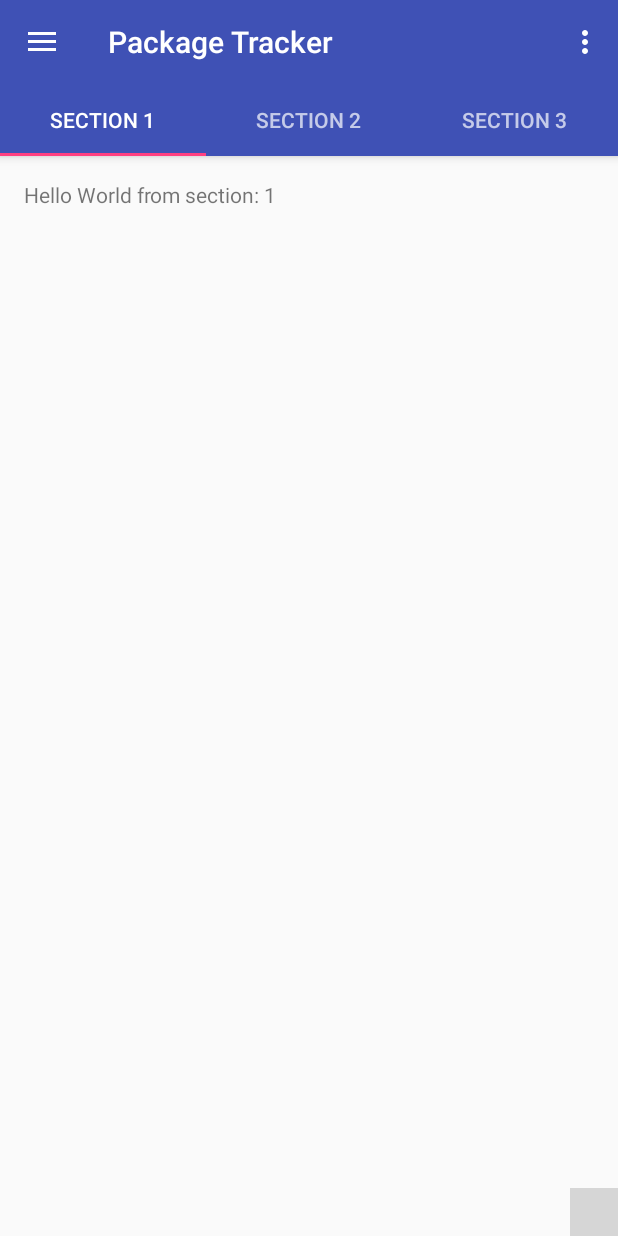
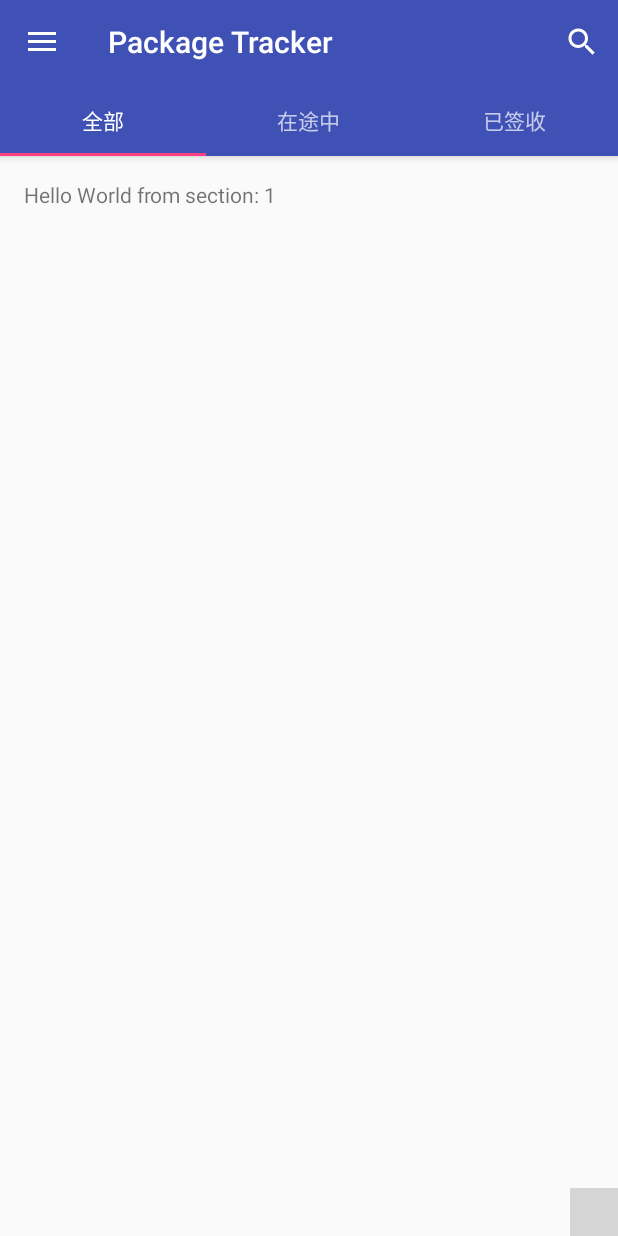
Before and after one commit to enihsyou/PackageTracker, an Android app: the screen it shows after launch (MainActivity), on a phone screen of 412 x 824 dp. Run offline under Robolectric (Android 15) with nearby library versions, the light colour scheme and no system bars; libraries missing offline, so code that uses them is left out: io.github.yavski.fabspeeddial; plain views replace FabSpeedDial; 2 statements that could not run were skipped; grey boxes are pictures that could not be loaded.

Commit message:
添加搜索框，添加测试服务器模块

```diff
--- a/app/build.gradle
+++ b/app/build.gradle
@@ -37,4 +37,7 @@ dependencies {
     compile 'com.squareup.okhttp3:okhttp:3.5.0'
     compile 'io.github.yavski:fab-speed-dial:1.0.6'
     testCompile 'junit:junit:4.12'
+    compile 'jp.wasabeef:recyclerview-animators:2.2.5'
+    compile 'com.github.florent37:materialtextfield:1.0.5'
+    compile 'com.getkeepsafe.taptargetview:taptargetview:1.6.0'
 }
--- a/app/src/main/AndroidManifest.xml
+++ b/app/src/main/AndroidManifest.xml
@@ -12,7 +12,8 @@
         <activity
             android:name=".MainActivity"
             android:label="@string/app_name"
-          android:theme="@style/AppTheme.NoActionBar">
+            android:theme="@style/AppTheme.NoActionBar"
+            android:windowSoftInputMode="adjustResize">
             <intent-filter>
                 <action android:name="android.intent.action.MAIN" />
 
--- a/app/src/main/java/com/enihsyou/shane/packagetracker/MainActivity.java
+++ b/app/src/main/java/com/enihsyou/shane/packagetracker/MainActivity.java
@@ -9,6 +9,7 @@ import android.support.design.widget.TabLayout;
 import android.support.v4.view.GravityCompat;
 import android.support.v4.view.ViewPager;
 import android.support.v4.widget.DrawerLayout;
+import android.support.v7.app.ActionBar;
 import android.support.v7.app.ActionBarDrawerToggle;
 import android.support.v7.app.AppCompatActivity;
 import android.support.v7.widget.Toolbar;
@@ -41,7 +42,8 @@ public class MainActivity extends AppCompatActivity
         mNavigationView = (NavigationView) findViewById(R.id.nav_view);
 
         setSupportActionBar(mToolbar); //顺序错误会导致点击左上角按钮失效
-        // getSupportActionBar().setDisplayHomeAsUpEnabled(true);
+        ActionBar supportActionBar = getSupportActionBar();
+        if (supportActionBar != null) supportActionBar.setDisplayHomeAsUpEnabled(true);
 
         /*创建3个滑动页面的适配器，并设置上去*/
         mSectionsPagerAdapter = new SectionsPagerAdapter(getSupportFragmentManager());
@@ -85,23 +87,8 @@ public class MainActivity extends AppCompatActivity
     @Override
     public boolean onCreateOptionsMenu(Menu menu) {
         // Inflate the menu; this adds items to the action bar if it is present.
-        getMenuInflater().inflate(R.menu.main_option_list, menu);
+        getMenuInflater().inflate(R.menu.menu_main_search, menu);
         return true;
-    }
-
-    @Override
-    public boolean onOptionsItemSelected(MenuItem item) {
-        /*右上角的选项栏*/
-        // Handle action bar item clicks here. The action bar will
-        // automatically handle clicks on the Home/Up button, so long
-        // as you specify a parent activity in AndroidManifest.xml.
-        switch (item.getItemId()) {
-            case R.id.action_settings:        //noinspection SimplifiableIfStatement
-                startActivity(new Intent(this, SettingsActivity.class));
-                return true;
-            default:
-                return super.onOptionsItemSelected(item);
-        }
     }
 
     @SuppressWarnings("StatementWithEmptyBody")
--- a/app/src/main/java/com/enihsyou/shane/packagetracker/SectionsPagerAdapter.java
+++ b/app/src/main/java/com/enihsyou/shane/packagetracker/SectionsPagerAdapter.java
@@ -32,11 +32,11 @@ public class SectionsPagerAdapter extends FragmentPagerAdapter {
     public CharSequence getPageTitle(int position) {
         switch (position) {
             case 0:
-                return "SECTION 1";
+                return "全部";
             case 1:
-                return "SECTION 2";
+                return "在途中";
             case 2:
-                return "SECTION 3";
+                return "已签收";
         }
         return null;
     }
--- a/app/src/main/res/layout/app_bar_main.xml
+++ b/app/src/main/res/layout/app_bar_main.xml
@@ -19,6 +19,7 @@
             android:layout_height="?attr/actionBarSize"
             android:background="?attr/colorPrimary"
             app:popupTheme="@style/AppTheme.PopupOverlay" />
+
         <android.support.design.widget.TabLayout
             android:id="@+id/tabs"
             android:layout_width="match_parent"
@@ -38,10 +39,12 @@
         android:layout_width="wrap_content"
         android:layout_height="wrap_content"
         android:layout_gravity="bottom|end"
+        android:translationZ="@dimen/fab_translation_z"
         app:fabGravity="bottom_end"
         app:fabMenu="@menu/menu_fab_speed_dial"
         app:miniFabBackgroundTint="@android:color/white"
         app:miniFabDrawableTint="?attr/colorPrimaryDark"
-        app:miniFabTitleTextColor="?attr/colorPrimaryDark" />
+        app:miniFabTitleTextColor="?attr/colorPrimaryDark"
+        app:srcCompat="@drawable/ic_add" />
 
 </android.support.design.widget.CoordinatorLayout>
--- a/app/src/main/res/menu/main_option_list.xml
+++ /dev/null
@@ -1,9 +0,0 @@
-<?xml version="1.0" encoding="utf-8"?>
-<menu xmlns:android="http://schemas.android.com/apk/res/android"
-  xmlns:app="http://schemas.android.com/apk/res-auto">
-    <item
-      android:id="@+id/action_settings"
-      android:orderInCategory="100"
-      android:title="@string/action_settings"
-      app:showAsAction="never" />
-</menu>
--- a/app/src/main/res/menu/menu_fab_speed_dial.xml
+++ b/app/src/main/res/menu/menu_fab_speed_dial.xml
@@ -1,15 +1,15 @@
 <?xml version="1.0" encoding="utf-8"?>
 <menu xmlns:android="http://schemas.android.com/apk/res/android">
     <item
-        android:id="@+id/action_call"
+        android:id="@+id/action_chop_hands"
         android:icon="@android:drawable/ic_menu_add"
-        android:title="@string/send_package" />
+        android:title="@string/buy_buy_buy" />
     <item
-        android:id="@+id/action_text"
+        android:id="@+id/action_receive_package"
         android:icon="@android:drawable/ic_delete"
         android:title="@string/receive_package" />
     <item
-        android:id="@+id/action_email"
+        android:id="@+id/action_send_package"
         android:icon="@android:drawable/ic_menu_add"
-        android:title="待定" />
+        android:title="@string/send_package" />
 </menu>
--- /dev/null
+++ b/app/src/main/res/menu/menu_main_search.xml
@@ -0,0 +1,10 @@
+<?xml version="1.0" encoding="utf-8"?>
+<menu xmlns:android="http://schemas.android.com/apk/res/android"
+    xmlns:app="http://schemas.android.com/apk/res-auto">
+    <item
+        android:id="@+id/menu_item_search"
+        android:icon="@android:drawable/ic_menu_search"
+        android:title="@android:string/search_go"
+        app:actionViewClass="android.support.v7.widget.SearchView"
+        app:showAsAction="always" />
+</menu>
--- a/app/src/main/res/values/dimens.xml
+++ b/app/src/main/res/values/dimens.xml
@@ -9,4 +9,5 @@
     <dimen name="app_bar_height">180dp</dimen>
     <dimen name="text_margin">16dp</dimen>
     <dimen name="appbar_padding_top">8dp</dimen>
+  <dimen name="fab_translation_z">12dp</dimen>
 </resources>
--- a/app/src/main/res/values/strings.xml
+++ b/app/src/main/res/values/strings.xml
@@ -167,5 +167,5 @@
 "when a user tries to pick up one of cards.\n\n"
 </string>
     <string name="title_activity_package_state">PackageStateActivity</string>
-    <string name="section_format">Hello World from section: %1$d</string>
+    <string name="section_format">Hello World from section: %1$d</string><string name="buy_buy_buy">BUY! BUY! BUY!</string>
 </resources>
```
Also changed, not shown: app/src/main/java/com/enihsyou/shane/packagetracker/Kuaidi100Fetcher.java (+12 -1 lines), 4 other files. Lines whose indentation alone changed are shown as unchanged.
